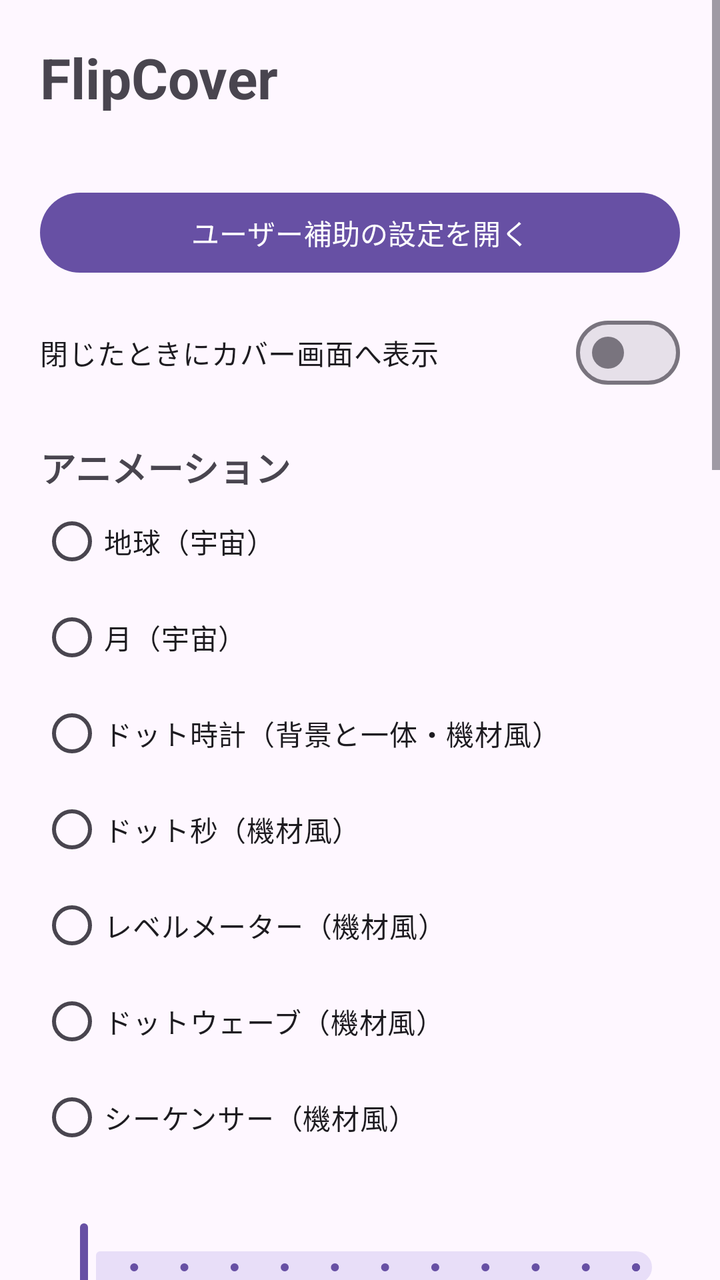
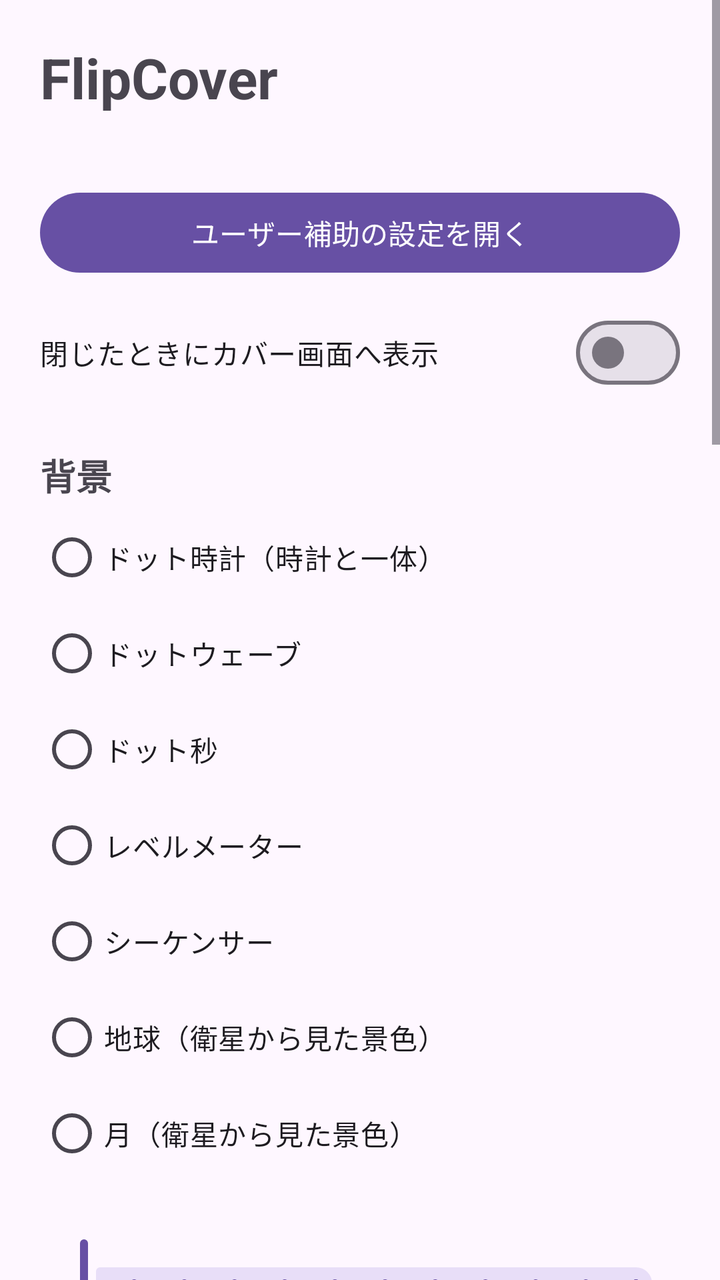

Two renders of the same Android screen: before a commit and after it. Below are the layout's source before the change and the commit's diff.
<!-- AndroidManifest.xml: application theme Theme.FlipCover -->
<!-- res/layout/activity_main.xml -->
<?xml version="1.0" encoding="utf-8"?>
<ScrollView xmlns:android="http://schemas.android.com/apk/res/android"
    android:layout_width="match_parent"
    android:layout_height="match_parent"
    android:fitsSystemWindows="true">

    <LinearLayout
        android:layout_width="match_parent"
        android:layout_height="wrap_content"
        android:orientation="vertical"
        android:padding="20dp">

        <TextView
            android:layout_width="wrap_content"
            android:layout_height="wrap_content"
            android:text="@string/app_name"
            android:textSize="28sp"
            android:textStyle="bold" />

        <TextView
            android:id="@+id/serviceStatus"
            android:layout_width="wrap_content"
            android:layout_height="wrap_content"
            android:layout_marginTop="8dp" />

        <Button
            android:id="@+id/openAccessibility"
            android:layout_width="match_parent"
            android:layout_height="wrap_content"
            android:layout_marginTop="8dp"
            android:text="ユーザー補助の設定を開く" />

        <com.google.android.material.materialswitch.MaterialSwitch
            android:id="@+id/enabledSwitch"
            android:layout_width="match_parent"
            android:layout_height="wrap_content"
            android:layout_marginTop="12dp"
            android:text="閉じたときにカバー画面へ表示" />

        <TextView
            android:layout_width="wrap_content"
            android:layout_height="wrap_content"
            android:layout_marginTop="20dp"
            android:text="アニメーション"
            android:textSize="18sp"
            android:textStyle="bold" />

        <RadioGroup
            android:id="@+id/modeGroup"
            android:layout_width="match_parent"
            android:layout_height="wrap_content">

            <RadioButton android:id="@+id/modeEarth" android:layout_width="wrap_content"
                android:layout_height="wrap_content" android:text="地球（宇宙）" />
            <RadioButton android:id="@+id/modeMoon" android:layout_width="wrap_content"
                android:layout_height="wrap_content" android:text="月（宇宙）" />
            <RadioButton android:id="@+id/modeDotClock" android:layout_width="wrap_content"
                android:layout_height="wrap_content" android:text="ドット時計（背景と一体・機材風）" />
            <RadioButton android:id="@+id/modeDotSeconds" android:layout_width="wrap_content"
                android:layout_height="wrap_content" android:text="ドット秒（機材風）" />
            <RadioButton android:id="@+id/modeLevelMeter" android:layout_width="wrap_content"
                android:layout_height="wrap_content" android:text="レベルメーター（機材風）" />
            <RadioButton android:id="@+id/modeDotWave" android:layout_width="wrap_content"
                android:layout_height="wrap_content" android:text="ドットウェーブ（機材風）" />
            <RadioButton android:id="@+id/modeSequencer" android:layout_width="wrap_content"
                android:layout_height="wrap_content" android:text="シーケンサー（機材風）" />
        </RadioGroup>

        <TextView
            android:id="@+id/speedLabel"
            android:layout_width="wrap_content"
            android:layout_height="wrap_content"
            android:layout_marginTop="8dp" />

        <com.google.android.material.slider.Slider
            android:id="@+id/speedSlider"
            android:layout_width="match_parent"
            android:layout_height="wrap_content"
            android:stepSize="0.25"
            android:valueFrom="0.25"
            android:valueTo="3" />

        <com.google.android.material.materialswitch.MaterialSwitch
            android:id="@+id/clockSwitch"
            android:layout_width="match_parent"
            android:layout_height="wrap_content"
            android:layout_marginTop="12dp"
            android:text="時計を重ねて表示" />

        <com.google.android.material.materialswitch.MaterialSwitch
            android:id="@+id/boldMinuteSwitch"
            android:layout_width="match_parent"
            android:layout_height="wrap_content"
            android:text="分針を太く長くする（ドット系の時計）" />

        <com.google.android.material.materialswitch.MaterialSwitch
            android:id="@+id/minuteTipSwitch"
            android:layout_width="match_parent"
            android:layout_height="wrap_content"
            android:text="分針の先に丸と外周の印を付ける（ドット系の時計）" />

        <com.google.android.material.materialswitch.MaterialSwitch
            android:id="@+id/taperSwitch"
            android:layout_width="match_parent"
            android:layout_height="wrap_content"
            android:text="針の先を細くする（ドット系の時計）" />

        <TextView
            android:id="@+id/glowLabel"
            android:layout_width="wrap_content"
            android:layout_height="wrap_content"
            android:layout_marginTop="8dp" />

        <com.google.android.material.slider.Slider
            android:id="@+id/glowSlider"
            android:layout_width="match_parent"
            android:layout_height="wrap_content"
            android:valueFrom="0"
            android:valueTo="1" />

        <com.google.android.material.materialswitch.MaterialSwitch
            android:id="@+id/digitalSwitch"
            android:layout_width="match_parent"
            android:layout_height="wrap_content"
            android:text="秒つきデジタル時計も表示する" />

        <com.google.android.material.materialswitch.MaterialSwitch
            android:id="@+id/backdropSwitch"
            android:layout_width="match_parent"
            android:layout_height="wrap_content"
            android:text="時計の後ろをぼかして見やすくする" />

        <Button
            android:id="@+id/clockStyle"
            style="@style/Widget.Material3.Button.OutlinedButton"
            android:layout_width="match_parent"
            android:layout_height="wrap_content"
            android:layout_marginTop="4dp" />

        <TextView
            android:layout_width="wrap_content"
            android:layout_height="wrap_content"
            android:layout_marginTop="20dp"
            android:text="カバー画面のアプリ"
            android:textSize="18sp"
            android:textStyle="bold" />

        <TextView
            android:id="@+id/appsLabel"
            android:layout_width="wrap_content"
            android:layout_height="wrap_content"
            android:textSize="12sp" />

        <Button
            android:id="@+id/pickApps"
            android:layout_width="match_parent"
            android:layout_height="wrap_content"
            android:layout_marginTop="4dp"
            android:text="アプリを選ぶ" />

        <TextView
            android:layout_width="wrap_content"
            android:layout_height="wrap_content"
            android:layout_marginTop="20dp"
            android:text="プレビュー"
            android:textSize="18sp"
            android:textStyle="bold" />

        <TextView
            android:layout_width="wrap_content"
            android:layout_height="wrap_content"
            android:text="ドラッグで移動、2本指で拡大・縮小できます。赤い枠はカメラの位置です。"
            android:textSize="12sp" />

        
        <FrameLayout
            android:id="@+id/preview"
            android:layout_width="300dp"
            android:layout_height="332dp"
            android:layout_gravity="center_horizontal"
            android:layout_marginTop="8dp"
            android:background="#000000"
            android:clipChildren="true" />

        <Button
            android:id="@+id/resetLayout"
            style="@style/Widget.Material3.Button.TextButton"
            android:layout_width="wrap_content"
            android:layout_height="wrap_content"
            android:layout_gravity="center_horizontal"
            android:text="配置を元に戻す" />

        <TextView
            android:layout_width="wrap_content"
            android:layout_height="wrap_content"
            android:layout_marginTop="20dp"
            android:text="ディスプレイ情報（デバッグ用）"
            android:textStyle="bold" />

        <TextView
            android:id="@+id/displayInfo"
            android:layout_width="wrap_content"
            android:layout_height="wrap_content"
            android:fontFamily="monospace"
            android:textSize="11sp" />
    </LinearLayout>
</ScrollView>
<!-- resources referenced by this layout -->
<resources>
  <string name="app_name">FlipCover</string>
  <style name="Theme.FlipCover" parent="Theme.Material3.DayNight.NoActionBar" />
</resources>

<!-- the commit's change to res/layout/activity_main.xml (unified diff, before → after) -->
@@ -37,33 +37,30 @@
             android:layout_marginTop="12dp"
             android:text="閉じたときにカバー画面へ表示" />
 
-        <TextView
-            android:layout_width="wrap_content"
-            android:layout_height="wrap_content"
-            android:layout_marginTop="20dp"
-            android:text="アニメーション"
-            android:textSize="18sp"
-            android:textStyle="bold" />
+        
+        <TextView
+            style="@style/FlipCover.Section"
+            android:text="背景" />
 
         <RadioGroup
             android:id="@+id/modeGroup"
             android:layout_width="match_parent"
             android:layout_height="wrap_content">
 
+            <RadioButton android:id="@+id/modeDotClock" android:layout_width="wrap_content"
+                android:layout_height="wrap_content" android:text="ドット時計（時計と一体）" />
+            <RadioButton android:id="@+id/modeDotWave" android:layout_width="wrap_content"
+                android:layout_height="wrap_content" android:text="ドットウェーブ" />
+            <RadioButton android:id="@+id/modeDotSeconds" android:layout_width="wrap_content"
+                android:layout_height="wrap_content" android:text="ドット秒" />
+            <RadioButton android:id="@+id/modeLevelMeter" android:layout_width="wrap_content"
+                android:layout_height="wrap_content" android:text="レベルメーター" />
+            <RadioButton android:id="@+id/modeSequencer" android:layout_width="wrap_content"
+                android:layout_height="wrap_content" android:text="シーケンサー" />
             <RadioButton android:id="@+id/modeEarth" android:layout_width="wrap_content"
-                android:layout_height="wrap_content" android:text="地球（宇宙）" />
+                android:layout_height="wrap_content" android:text="地球（衛星から見た景色）" />
             <RadioButton android:id="@+id/modeMoon" android:layout_width="wrap_content"
-                android:layout_height="wrap_content" android:text="月（宇宙）" />
-            <RadioButton android:id="@+id/modeDotClock" android:layout_width="wrap_content"
-                android:layout_height="wrap_content" android:text="ドット時計（背景と一体・機材風）" />
-            <RadioButton android:id="@+id/modeDotSeconds" android:layout_width="wrap_content"
-                android:layout_height="wrap_content" android:text="ドット秒（機材風）" />
-            <RadioButton android:id="@+id/modeLevelMeter" android:layout_width="wrap_content"
-                android:layout_height="wrap_content" android:text="レベルメーター（機材風）" />
-            <RadioButton android:id="@+id/modeDotWave" android:layout_width="wrap_content"
-                android:layout_height="wrap_content" android:text="ドットウェーブ（機材風）" />
-            <RadioButton android:id="@+id/modeSequencer" android:layout_width="wrap_content"
-                android:layout_height="wrap_content" android:text="シーケンサー（機材風）" />
+                android:layout_height="wrap_content" android:text="月（衛星から見た景色）" />
         </RadioGroup>
 
         <TextView
@@ -80,55 +77,16 @@
             android:valueFrom="0.25"
             android:valueTo="3" />
 
+        
+        <TextView
+            style="@style/FlipCover.Section"
+            android:text="時計" />
+
         <com.google.android.material.materialswitch.MaterialSwitch
             android:id="@+id/clockSwitch"
             android:layout_width="match_parent"
             android:layout_height="wrap_content"
-            android:layout_marginTop="12dp"
-            android:text="時計を重ねて表示" />
-
-        <com.google.android.material.materialswitch.MaterialSwitch
-            android:id="@+id/boldMinuteSwitch"
-            android:layout_width="match_parent"
-            android:layout_height="wrap_content"
-            android:text="分針を太く長くする（ドット系の時計）" />
-
-        <com.google.android.material.materialswitch.MaterialSwitch
-            android:id="@+id/minuteTipSwitch"
-            android:layout_width="match_parent"
-            android:layout_height="wrap_content"
-            android:text="分針の先に丸と外周の印を付ける（ドット系の時計）" />
-
-        <com.google.android.material.materialswitch.MaterialSwitch
-            android:id="@+id/taperSwitch"
-            android:layout_width="match_parent"
-            android:layout_height="wrap_content"
-            android:text="針の先を細くする（ドット系の時計）" />
-
-        <TextView
-            android:id="@+id/glowLabel"
-            android:layout_width="wrap_content"
-            android:layout_height="wrap_content"
-            android:layout_marginTop="8dp" />
-
-        <com.google.android.material.slider.Slider
-            android:id="@+id/glowSlider"
-            android:layout_width="match_parent"
-            android:layout_height="wrap_content"
-            android:valueFrom="0"
-            android:valueTo="1" />
-
-        <com.google.android.material.materialswitch.MaterialSwitch
-            android:id="@+id/digitalSwitch"
-            android:layout_width="match_parent"
-            android:layout_height="wrap_content"
-            android:text="秒つきデジタル時計も表示する" />
-
-        <com.google.android.material.materialswitch.MaterialSwitch
-            android:id="@+id/backdropSwitch"
-            android:layout_width="match_parent"
-            android:layout_height="wrap_content"
-            android:text="時計の後ろをぼかして見やすくする" />
+            android:text="時計を表示" />
 
         <Button
             android:id="@+id/clockStyle"
@@ -137,13 +95,65 @@
             android:layout_height="wrap_content"
             android:layout_marginTop="4dp" />
 
-        <TextView
-            android:layout_width="wrap_content"
-            android:layout_height="wrap_content"
-            android:layout_marginTop="20dp"
-            android:text="カバー画面のアプリ"
-            android:textSize="18sp"
-            android:textStyle="bold" />
+        <com.google.android.material.materialswitch.MaterialSwitch
+            android:id="@+id/digitalSwitch"
+            android:layout_width="match_parent"
+            android:layout_height="wrap_content"
+            android:text="秒つきデジタル時計も表示" />
+
+        <com.google.android.material.materialswitch.MaterialSwitch
+            android:id="@+id/backdropSwitch"
+            android:layout_width="match_parent"
+            android:layout_height="wrap_content"
+            android:text="時計の後ろをぼかして見やすくする" />
+
+        
+        <LinearLayout
+            android:id="@+id/dotOptions"
+            android:layout_width="match_parent"
+            android:layout_height="wrap_content"
+            android:orientation="vertical">
+
+            <TextView
+                style="@style/FlipCover.Subsection"
+                android:text="ドット系の時計" />
+
+            <com.google.android.material.materialswitch.MaterialSwitch
+                android:id="@+id/taperSwitch"
+                android:layout_width="match_parent"
+                android:layout_height="wrap_content"
+                android:text="針の先を細くする" />
+
+            <com.google.android.material.materialswitch.MaterialSwitch
+                android:id="@+id/boldMinuteSwitch"
+                android:layout_width="match_parent"
+                android:layout_height="wrap_content"
+                android:text="分針を大きくする" />
+
+            <com.google.android.material.materialswitch.MaterialSwitch
+                android:id="@+id/minuteTipSwitch"
+                android:layout_width="match_parent"
+                android:layout_height="wrap_content"
+                android:text="分針の先に印を付ける" />
+
+            <TextView
+                android:id="@+id/glowLabel"
+                android:layout_width="wrap_content"
+                android:layout_height="wrap_content"
+                android:layout_marginTop="8dp" />
+
+            <com.google.android.material.slider.Slider
+                android:id="@+id/glowSlider"
+                android:layout_width="match_parent"
+                android:layout_height="wrap_content"
+                android:valueFrom="0"
+                android:valueTo="1" />
+        </LinearLayout>
+
+        
+        <TextView
+            style="@style/FlipCover.Section"
+            android:text="カバー画面のアプリ" />
 
         <TextView
             android:id="@+id/appsLabel"
@@ -158,13 +168,10 @@
             android:layout_marginTop="4dp"
             android:text="アプリを選ぶ" />
 
-        <TextView
-            android:layout_width="wrap_content"
-            android:layout_height="wrap_content"
-            android:layout_marginTop="20dp"
-            android:text="プレビュー"
-            android:textSize="18sp"
-            android:textStyle="bold" />
+        
+        <TextView
+            style="@style/FlipCover.Section"
+            android:text="プレビュー" />
 
         <TextView
             android:layout_width="wrap_content"
@@ -191,11 +198,8 @@
             android:text="配置を元に戻す" />
 
         <TextView
-            android:layout_width="wrap_content"
-            android:layout_height="wrap_content"
-            android:layout_marginTop="20dp"
-            android:text="ディスプレイ情報（デバッグ用）"
-            android:textStyle="bold" />
+            style="@style/FlipCover.Subsection"
+            android:text="ディスプレイ情報（デバッグ用）" />
 
         <TextView
             android:id="@+id/displayInfo"
<!-- resource entries referenced after the edit -->
@@ -1,6 +1,20 @@
 <!-- resources referenced by this layout -->
 <resources>
   <string name="app_name">FlipCover</string>
+  <style name="FlipCover.Section" parent="">
+          <item name="android:layout_width">wrap_content</item>
+          <item name="android:layout_height">wrap_content</item>
+          <item name="android:layout_marginTop">24dp</item>
+          <item name="android:layout_marginBottom">4dp</item>
+          <item name="android:textSize">18sp</item>
+          <item name="android:textStyle">bold</item>
+      </style>
+  <style name="FlipCover.Subsection" parent="">
+          <item name="android:layout_width">wrap_content</item>
+          <item name="android:layout_height">wrap_content</item>
+          <item name="android:layout_marginTop">16dp</item>
+          <item name="android:textStyle">bold</item>
+      </style>
   <style name="Theme.FlipCover" parent="Theme.Material3.DayNight.NoActionBar" />
 </resources>
 
